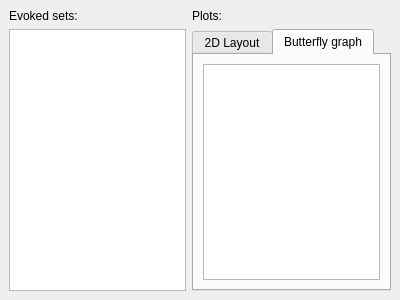
mne-tools/mne-cpp, file applications/mne_browse_raw_qt/Windows/averagewindow.ui: the form before one commit.
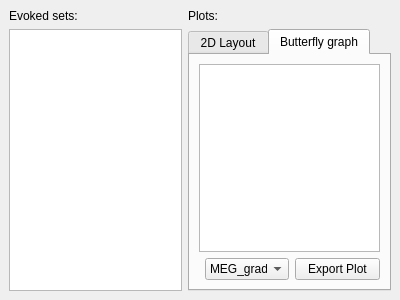
The form after the commit. The open tabs and pages were chosen to show the change.

Commit message: - minor changes in butterflysceneitem and averagewindow

What changed in the file:
```diff
--- a/applications/mne_browse_raw_qt/Windows/averagewindow.ui
+++ b/applications/mne_browse_raw_qt/Windows/averagewindow.ui
@@ -76,9 +76,78 @@
        <layout class="QGridLayout" name="gridLayout_6">
         <item row="0" column="0">
          <layout class="QGridLayout" name="gridLayout_5">
-          <item row="0" column="0">
+          <item row="1" column="2">
+           <widget class="QPushButton" name="m_pushButton_exportButterflyPlot">
+            <property name="sizePolicy">
+             <sizepolicy hsizetype="Fixed" vsizetype="Fixed">
+              <horstretch>0</horstretch>
+              <verstretch>0</verstretch>
+             </sizepolicy>
+            </property>
+            <property name="minimumSize">
+             <size>
+              <width>85</width>
+              <height>0</height>
+             </size>
+            </property>
+            <property name="maximumSize">
+             <size>
+              <width>85</width>
+              <height>16777215</height>
+             </size>
+            </property>
+            <property name="text">
+             <string>Export Plot</string>
+            </property>
+           </widget>
+          </item>
+          <item row="1" column="1">
+           <widget class="QComboBox" name="m_comboBox_channelKind">
+            <property name="minimumSize">
+             <size>
+              <width>84</width>
+              <height>0</height>
+             </size>
+            </property>
+            <property name="maximumSize">
+             <size>
+              <width>84</width>
+              <height>16777215</height>
+             </size>
+            </property>
+            <item>
+             <property name="text">
+              <string>MEG_grad</string>
+             </property>
+            </item>
+            <item>
+             <property name="text">
+              <string>MEG_mag</string>
+             </property>
+            </item>
+            <item>
+             <property name="text">
+              <string>EEG</string>
+             </property>
+            </item>
+           </widget>
+          </item>
+          <item row="0" column="0" colspan="3">
            <widget class="QGraphicsView" name="m_graphicsView_butterflyPlot"/>
           </item>
+          <item row="1" column="0">
+           <spacer name="horizontalSpacer">
+            <property name="orientation">
+             <enum>Qt::Horizontal</enum>
+            </property>
+            <property name="sizeHint" stdset="0">
+             <size>
+              <width>40</width>
+              <height>20</height>
+             </size>
+            </property>
+           </spacer>
+          </item>
          </layout>
         </item>
        </layout>
```
Left out of the diff: 2 changed lines with no effect on the pictures. The commit also changes 6 other files.
